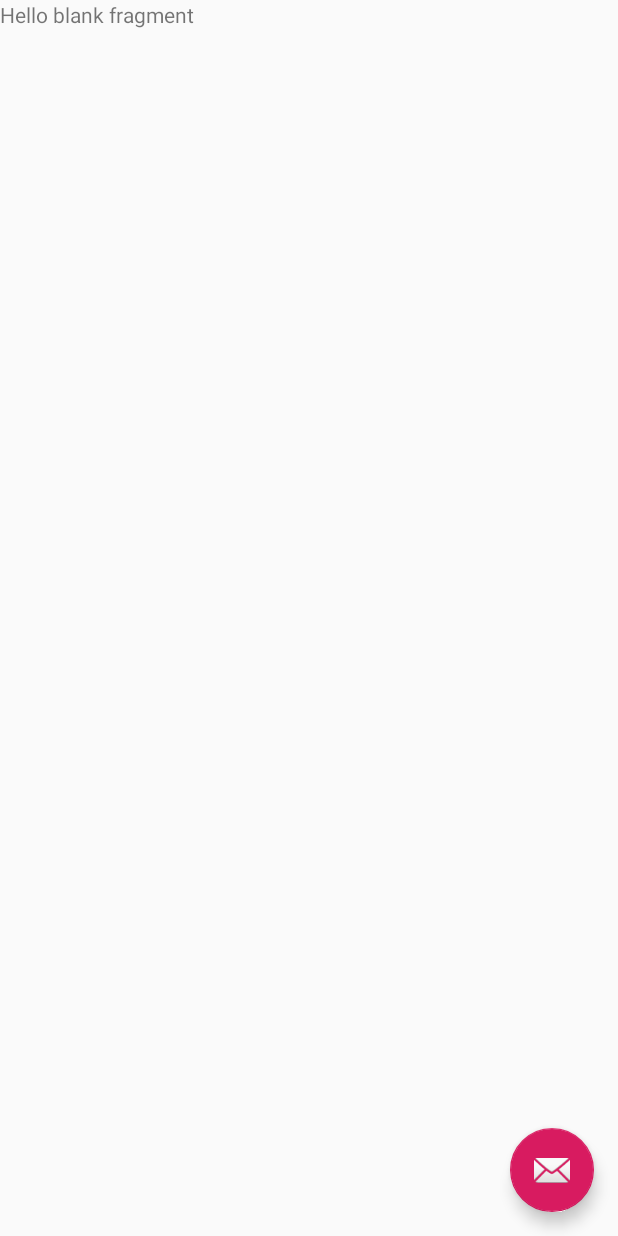
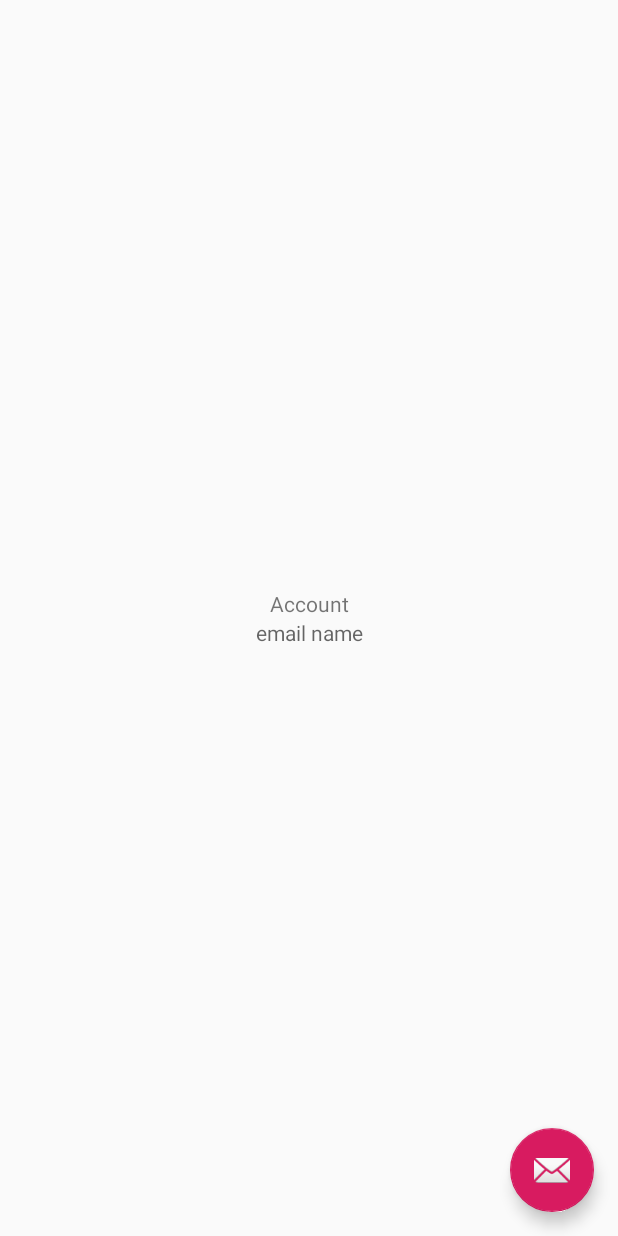
Before and after one commit to keychera/tubes2-kripto, an Android app: the layout fragment_hello.xml on its own in the app's theme, with its tools: preview values and no code run, on a phone screen of 412 x 824 dp. Run offline under Robolectric (Android 15) with nearby library versions, the phone set to English and light mode, and no system bars.

Commit message:
little fix on looks and landing page

```diff
--- a/app/src/main/java/com/keychera/cryptemail/HelloFragment.java
+++ b/app/src/main/java/com/keychera/cryptemail/HelloFragment.java
@@ -9,6 +9,7 @@ import android.view.LayoutInflater;
 import android.view.View;
 import android.view.View.OnClickListener;
 import android.view.ViewGroup;
+import android.widget.TextView;
 import androidx.annotation.NonNull;
 import androidx.fragment.app.Fragment;
 import androidx.navigation.fragment.NavHostFragment;
@@ -54,6 +55,9 @@ public class HelloFragment extends Fragment {
       }
     });
 
+    TextView textEmail = view.findViewById(R.id.text_email);
+    textEmail.setText(Config.EMAIL);
+
     return view;
   }
 
--- a/app/src/main/res/layout/fragment_hello.xml
+++ b/app/src/main/res/layout/fragment_hello.xml
@@ -7,11 +7,27 @@
   tools:context=".HelloFragment">
 
   <!-- TODO: Update blank fragment layout -->
-  <TextView
+
+  <LinearLayout
     android:layout_width="match_parent"
     android:layout_height="match_parent"
-    android:text="@string/hello_blank_fragment"/>
-
+    android:gravity="center"
+    android:orientation="vertical">
+    <TextView
+      android:id="@+id/text_page_title"
+      android:layout_width="match_parent"
+      android:layout_height="wrap_content"
+      android:layout_gravity="center"
+      android:gravity="center"
+      android:text="Account"/>
+    <TextView
+      android:id="@+id/text_email"
+      android:layout_width="match_parent"
+      android:layout_height="wrap_content"
+      android:layout_gravity="center"
+      android:gravity="center"
+      android:hint="email name"/>
+  </LinearLayout>
   <com.google.android.material.floatingactionbutton.FloatingActionButton
     android:id="@+id/compose_fab"
     app:srcCompat="@android:drawable/ic_dialog_email"
```
Also changed, not shown: app/src/main/res/navigation/nav_graph.xml (+4 -4 lines).
